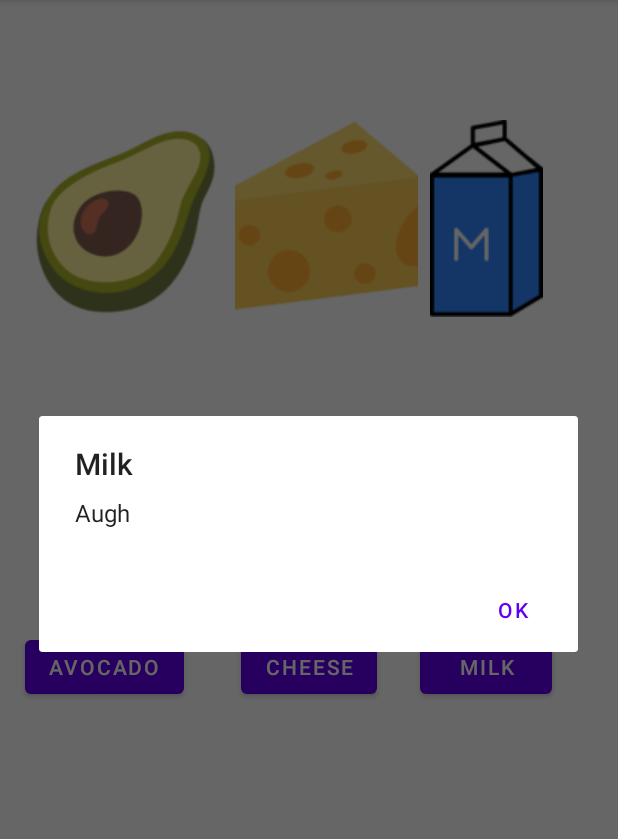
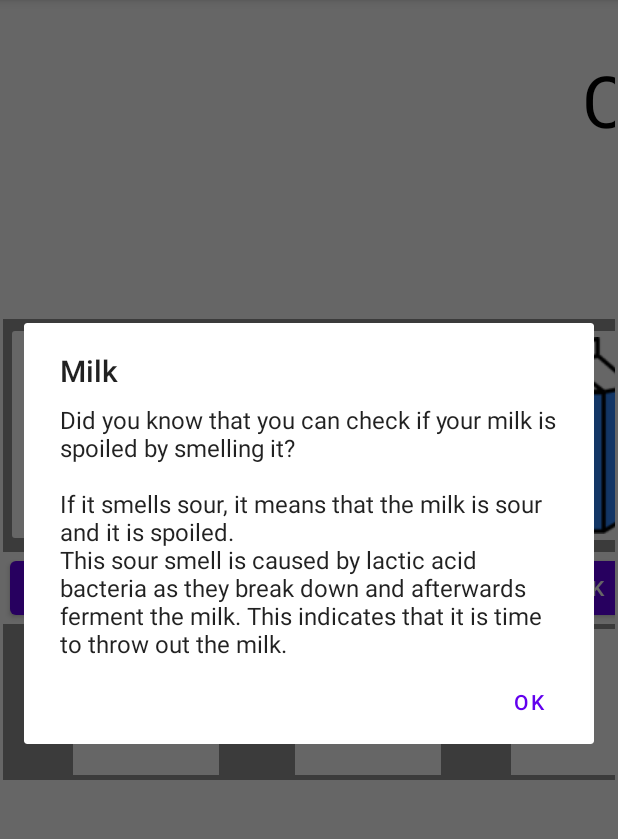
Before and after one commit to MishiMads/P2Gruppe3, an Android app: the Catalog screen opened directly, with no data from a screen before it, after a tap on "MILK", on a phone screen of 412 x 824 dp, the part 84-923 px from its top. Run offline under Robolectric (Android 15) with nearby library versions, the phone set to English and light mode, and no system bars.

Commit message:
Catalog done. Designet lidt weird, men kan ikke fikse det:(

```diff
--- a/app/src/main/java/com/example/p2gruppe3/Catalog.java
+++ b/app/src/main/java/com/example/p2gruppe3/Catalog.java
@@ -33,8 +33,8 @@ public class Catalog extends AppCompatActivity {
 
                 builder.setCancelable(true);
                 builder.setTitle("Avocado");
-                builder.setMessage("Did you know... Augh");
 
+                builder.setMessage("Did you know that you can make your own little plant out of an avocado seed?\nBut keep in mind you will not get a fresh new avocado out of it.\n\nThis is done in different steps:\n 1: Take out the avocado pit, put some toothpicks in the upper part and place it with the pit bottom down (the more flat part) in a glass of water filled until it covers half of the pit.\n2: Place the glass in sunny spot, and you should see roots reaching down within a few weeks.\n3: Change out the water regularly and soon you will have a little avocado plant.");
                 builder.setNegativeButton("OK", new DialogInterface.OnClickListener() {
                     @Override
                     public void onClick(DialogInterface dialogInterface, int i) {
@@ -54,7 +54,7 @@ public class Catalog extends AppCompatActivity {
 
                 builder.setCancelable(true);
                 builder.setTitle("Cheese");
-                builder.setMessage("Augh");
+                builder.setMessage("Did you know that mold on some kinds of cheeses can be cut away and you will be able to eat the cheese safely afterward?\nHowever, this depends on the type of cheese you have.\n\nIf mold becomes visible on fresh cheese it is likely time to discard the cheese. Fresh cheeses are high in moisture, so mold can spread quickly and make the cheese unsafe to eat\nFor aged or hard cheeses mold can be cut off. Around one inch is a good rule of thumb for how much to cut away. Because that type of cheese is so dense and have less moisture, so mold can not penetrate as deeply into the cheese.");
 
 
                 builder.setNegativeButton("OK", new DialogInterface.OnClickListener() {
@@ -76,7 +76,7 @@ public class Catalog extends AppCompatActivity {
 
                 builder.setCancelable(true);
                 builder.setTitle("Milk");
-                builder.setMessage("Augh");
+                builder.setMessage("Did you know that you can check if your milk is spoiled by smelling it?\n\nIf it smells sour, it means that the milk is sour and it is spoiled.\nThis sour smell is caused by lactic acid bacteria as they break down and afterwards ferment the milk. This indicates that it is time to throw out the milk.");
 
                 builder.setNegativeButton("OK", new DialogInterface.OnClickListener() {
                     @Override
--- a/app/src/main/res/layout/activity_catalog.xml
+++ b/app/src/main/res/layout/activity_catalog.xml
@@ -2,21 +2,59 @@
 <androidx.constraintlayout.widget.ConstraintLayout xmlns:android="http://schemas.android.com/apk/res/android"
     xmlns:app="http://schemas.android.com/apk/res-auto"
     xmlns:tools="http://schemas.android.com/tools"
+    android:layout_width="wrap_content"
+    android:layout_height="match_parent"
+    android:foregroundTint="#FFF3F3"
+    android:padding="2dp"
+    tools:context=".Catalog">
+
+
+    <TextView
+        android:id="@+id/Catalog"
+        android:layout_width="wrap_content"
+        android:layout_height="wrap_content"
+        android:text="Catalog"
+        android:textColor="#000000"
+        android:textSize="48sp"
+        app:layout_constraintBottom_toBottomOf="parent"
+        app:layout_constraintEnd_toEndOf="@+id/tableLayout2"
+        app:layout_constraintHorizontal_bias="0.515"
+        app:layout_constraintStart_toStartOf="@+id/tableLayout2"
+        app:layout_constraintTop_toTopOf="parent"
+        app:layout_constraintVertical_bias="0.046" />
+
+    <TableLayout
+        android:id="@+id/tableLayout2"
+        android:layout_width="915dp"
+        android:layout_height="338dp"
+        android:layout_marginTop="120dp"
+        app:layout_constraintBottom_toBottomOf="parent"
+        app:layout_constraintEnd_toEndOf="parent"
+        app:layout_constraintHorizontal_bias="0.0"
+        app:layout_constraintStart_toStartOf="parent"
+        app:layout_constraintTop_toTopOf="parent"
+        app:layout_constraintVertical_bias="0.297">
+
+        <TableRow
             android:layout_width="match_parent"
             android:layout_height="match_parent"
-    android:foregroundTint="#FFF3F3"
-    tools:context=".Catalog">
+            android:background="#6B000000"
+            android:padding="2dp"
+            android:paddingLeft="2dp">
+
+            <ImageButton
+                android:id="@+id/Avocado"
+                android:layout_width="wrap_content"
+                android:layout_height="wrap_content"
+                android:backgroundTint="#FFFFFF"
+                app:srcCompat="@drawable/smallavocado" />
 
             <ImageButton
                 android:id="@+id/Cheese"
                 android:layout_width="wrap_content"
                 android:layout_height="wrap_content"
+
                 android:backgroundTint="#FFFFFF"
-        app:layout_constraintBottom_toBottomOf="parent"
-        app:layout_constraintEnd_toEndOf="parent"
-        app:layout_constraintStart_toStartOf="parent"
-        app:layout_constraintTop_toTopOf="parent"
-        app:layout_constraintVertical_bias="0.114"
                 app:srcCompat="@drawable/smallcheese" />
 
             <ImageButton
@@ -24,62 +62,138 @@
                 android:layout_width="wrap_content"
                 android:layout_height="wrap_content"
                 android:backgroundTint="#FFFFFF"
-        app:layout_constraintBottom_toBottomOf="parent"
-        app:layout_constraintEnd_toEndOf="parent"
-        app:layout_constraintHorizontal_bias="0.879"
-        app:layout_constraintStart_toStartOf="parent"
-        app:layout_constraintTop_toTopOf="parent"
-        app:layout_constraintVertical_bias="0.114"
-        app:srcCompat="@drawable/smallmilk"/>
+                app:srcCompat="@drawable/smallmilk" />
 
-    <ImageButton
-        android:id="@+id/Avocado"
+            <ImageView
+                android:id="@+id/WhiteBagground"
+                android:layout_width="match_parent"
+                android:layout_height="match_parent"
+                android:layout_weight="10"
+                android:padding="5dp"
+                app:srcCompat="@drawable/whitebagground" />
+
+            <ImageView
+                android:id="@+id/whiteBagground8"
+                android:layout_width="match_parent"
+                android:layout_height="match_parent"
+                android:layout_weight="10"
+                android:padding="2dp"
+                app:srcCompat="@drawable/whitebagground" />
+
+        </TableRow>
+
+        <TableRow
             android:layout_width="wrap_content"
             android:layout_height="wrap_content"
-        android:backgroundTint="#FFFFFF"
-        app:layout_constraintBottom_toBottomOf="parent"
-        app:layout_constraintEnd_toEndOf="parent"
-        app:layout_constraintHorizontal_bias="0.027"
-        app:layout_constraintStart_toStartOf="parent"
-        app:layout_constraintTop_toTopOf="parent"
-        app:layout_constraintVertical_bias="0.118"
-        app:srcCompat="@drawable/smallavocado" />
+            android:clipToPadding="false"
+            android:orientation="vertical"
+            android:padding="0dp"
+            android:paddingStart="0dp"
+            android:paddingLeft="0dp"
+            android:paddingTop="0dp">
 
             <Button
                 android:id="@+id/buttonAvocado"
-        android:layout_width="wrap_content"
-        android:layout_height="wrap_content"
-        android:text="Avocado"
-        app:layout_constraintBottom_toBottomOf="parent"
-        app:layout_constraintEnd_toEndOf="parent"
-        app:layout_constraintHorizontal_bias="0.054"
-        app:layout_constraintStart_toStartOf="parent"
-        app:layout_constraintTop_toTopOf="parent"
-        app:layout_constraintVertical_bias="0.584" />
+                android:layout_width="120dp"
+                android:layout_height="match_parent"
+                android:includeFontPadding="true"
+                android:insetLeft="5dp"
+                android:insetRight="5dp"
+                android:padding="2dp"
+                android:text="Avocado" />
 
             <Button
                 android:id="@+id/buttonCheese"
                 android:layout_width="wrap_content"
                 android:layout_height="wrap_content"
-        android:text="Cheese"
-        app:layout_constraintBottom_toBottomOf="parent"
-        app:layout_constraintEnd_toEndOf="parent"
-        app:layout_constraintStart_toStartOf="parent"
-        app:layout_constraintTop_toTopOf="parent"
-        app:layout_constraintVertical_bias="0.584" />
+                android:includeFontPadding="true"
+                android:insetLeft="5dp"
+                android:insetRight="5dp"
+                android:padding="2dp"
+                android:text="Cheese" />
 
             <Button
                 android:id="@+id/buttonMilk"
                 android:layout_width="wrap_content"
                 android:layout_height="wrap_content"
-        android:text="Milk"
-        app:layout_constraintBottom_toBottomOf="parent"
-        app:layout_constraintEnd_toEndOf="parent"
-        app:layout_constraintHorizontal_bias="0.864"
-        app:layout_constraintStart_toStartOf="parent"
-        app:layout_constraintTop_toTopOf="parent"
-        app:layout_constraintVertical_bias="0.584" />
+                android:insetLeft="5dp"
+                android:insetRight="5dp"
+                android:padding="2dp"
+                android:text="Milk" />
 
+            <Button
+                android:id="@+id/Button"
+                android:layout_width="229dp"
+                android:layout_height="wrap_content"
+                android:insetLeft="12dp"
+                android:insetRight="25dp"
+                android:padding="2dp"
+                android:text="Button" />
+
+            <Button
+                android:id="@+id/button2"
+                android:layout_width="229dp"
+                android:layout_height="wrap_content"
+                android:insetLeft="-10dp"
+                android:insetRight="100dp"
+                android:padding="2dp"
+                android:text="Button" />
+
+        </TableRow>
+
+        <TableRow
+            android:layout_width="match_parent"
+            android:layout_height="match_parent"
+            android:background="#6B000000"
+            android:padding="2dp"
+            android:paddingStart="2dp">
+
+            <ImageView
+                android:id="@+id/whiteBagground3"
+                android:layout_width="150dp"
+                android:layout_height="100dp"
+                android:layout_marginRight="-50dp"
+                android:layout_weight="50"
+                android:cropToPadding="false"
+                android:padding="1dp"
+                app:srcCompat="@drawable/whitebagground" />
+
+            <ImageView
+                android:id="@+id/whiteBagground4"
+                android:layout_width="150dp"
+                android:layout_height="100dp"
+                android:layout_marginRight="-35dp"
+                android:cropToPadding="false"
+                android:padding="1dp"
+                app:srcCompat="@drawable/whitebagground" />
+
+            <ImageView
+                android:id="@+id/whiteBagground5"
+                android:layout_width="150dp"
+                android:layout_height="100dp"
+                android:layout_marginRight="-40dp"
+                android:cropToPadding="false"
+                android:padding="1dp"
+                app:srcCompat="@drawable/whitebagground" />
+
+            <ImageView
+                android:id="@+id/whiteBagground6"
+                android:layout_width="150dp"
+                android:layout_height="100dp"
+                android:layout_weight="50"
+                android:padding="1dp"
+                app:srcCompat="@drawable/whitebagground" />
+
+            <ImageView
+                android:id="@+id/whiteBagground7"
+                android:layout_width="150dp"
+                android:layout_height="100dp"
+                android:layout_weight="50"
+                android:padding="1dp"
+                app:srcCompat="@drawable/whitebagground" />
+        </TableRow>
+
+    </TableLayout>
 
 
 </androidx.constraintlayout.widget.ConstraintLayout>
```
Also changed, not shown: app/src/main/res/drawable/whitebagground.jpg (added). Lines whose indentation alone changed are shown as unchanged.
